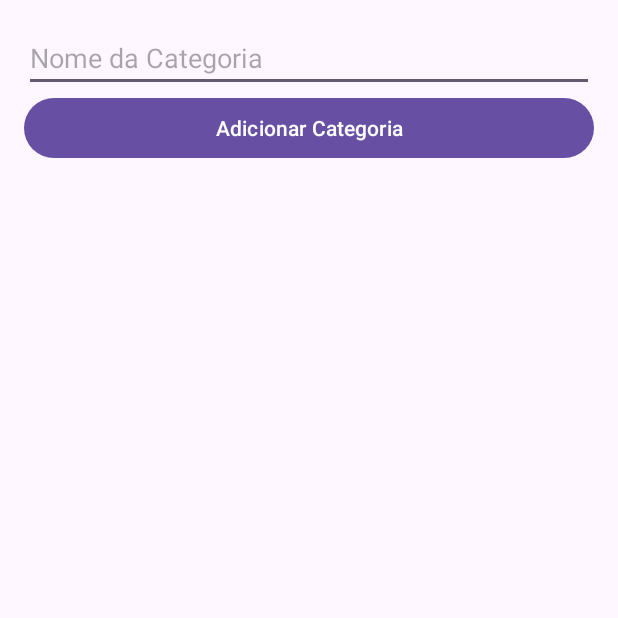
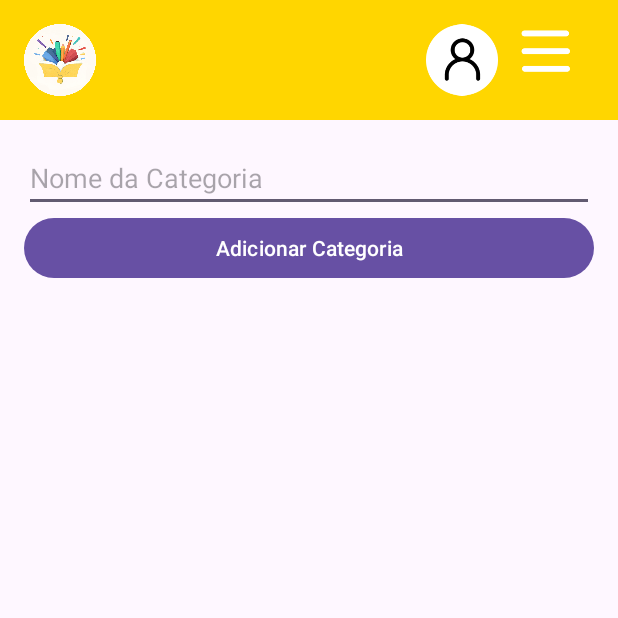
Before and after one commit to luispaiva09/COMMOV_StudyShare, an Android app: the AddCategoriaActivity screen opened directly, with no data from a screen before it, on a phone screen of 412 x 824 dp, the top half of it. Run offline under Robolectric (Android 15) with nearby library versions, the phone set to English and light mode, and no system bars.

Commit message:
botao no logotipo

```diff
--- a/app/src/main/AndroidManifest.xml
+++ b/app/src/main/AndroidManifest.xml
@@ -41,6 +41,10 @@
             android:exported="true" />
 
         <activity
+            android:name=".Activities.BaseActivity"
+            android:exported="true" />
+
+        <activity
             android:name=".Activities.PerfilActivity"
             android:exported="true"
             android:enableOnBackInvokedCallback="true"/>
--- a/app/src/main/java/com/example/studyshare/Activities/AddCategoriaActivity.kt
+++ b/app/src/main/java/com/example/studyshare/Activities/AddCategoriaActivity.kt
@@ -5,7 +5,6 @@ import android.os.Bundle
 import android.util.Log
 import android.widget.Toast
 import androidx.activity.viewModels
-import androidx.appcompat.app.AppCompatActivity
 import androidx.lifecycle.lifecycleScope
 import com.example.studyshare.DataClasses.Categoria
 import com.example.studyshare.Repositories.CategoriaRepository
@@ -16,7 +15,7 @@ import com.example.studyshare.databinding.ActivityAddCategoriaBinding
 import kotlinx.coroutines.flow.collectLatest
 import kotlinx.coroutines.launch
 
-class AddCategoriaActivity : AppCompatActivity() {
+class AddCategoriaActivity : BaseActivity() {
 
     private lateinit var binding: ActivityAddCategoriaBinding
 
@@ -27,6 +26,8 @@ class AddCategoriaActivity : AppCompatActivity() {
         super.onCreate(savedInstanceState)
         binding = ActivityAddCategoriaBinding.inflate(layoutInflater)
         setContentView(binding.root)
+
+        setupHeader(binding.headerLayout.root, null)
 
         val sharedPref = getSharedPreferences("MyAppPrefs", MODE_PRIVATE)
         val userId = sharedPref.getInt("userId", -1)
--- /dev/null
+++ b/app/src/main/java/com/example/studyshare/Activities/BaseActivity.kt
@@ -0,0 +1,42 @@
+package com.example.studyshare.Activities
+
+import android.content.Intent
+import android.os.Bundle
+import android.view.View
+import android.widget.ImageButton
+import android.widget.ImageView
+import androidx.appcompat.app.AppCompatActivity
+import androidx.core.view.GravityCompat
+import androidx.drawerlayout.widget.DrawerLayout
+import com.example.studyshare.R
+
+open class BaseActivity : AppCompatActivity() {
+
+    protected fun setupHeader(headerLayout: View, drawerLayout: DrawerLayout? = null) {
+        val logo = headerLayout.findViewById<ImageView>(R.id.imageViewLogo)
+        val perfilButton = headerLayout.findViewById<ImageButton>(R.id.buttonPerfil)
+        val menuButton = headerLayout.findViewById<ImageButton>(R.id.buttonMenu)
+
+        logo.setOnClickListener {
+            if (this !is InicioActivity) {
+                val intent = Intent(this, InicioActivity::class.java)
+                startActivity(intent)
+                finish()
+            }
+        }
+
+        perfilButton.setOnClickListener {
+            if (this !is PerfilActivity) {
+                val intent = Intent(this, PerfilActivity::class.java)
+                startActivity(intent)
+            } else {
+
+                drawerLayout?.closeDrawer(GravityCompat.END)
+            }
+        }
+
+        menuButton.setOnClickListener {
+            drawerLayout?.openDrawer(GravityCompat.END)
+        }
+    }
+}
--- a/app/src/main/java/com/example/studyshare/Activities/InicioActivity.kt
+++ b/app/src/main/java/com/example/studyshare/Activities/InicioActivity.kt
@@ -10,7 +10,7 @@ import com.example.studyshare.R
 import com.example.studyshare.databinding.ActivityInicioBinding
 import com.google.android.material.navigation.NavigationView
 
-class InicioActivity : AppCompatActivity() {
+class InicioActivity : BaseActivity() {
 
     private lateinit var binding: ActivityInicioBinding
 
--- a/app/src/main/res/layout/activity_add_categoria.xml
+++ b/app/src/main/res/layout/activity_add_categoria.xml
@@ -1,5 +1,15 @@
 <?xml version="1.0" encoding="utf-8"?>
-<ScrollView xmlns:android="http://schemas.android.com/apk/res/android"
+<LinearLayout xmlns:android="http://schemas.android.com/apk/res/android"
+    android:orientation="vertical"
+    android:layout_width="match_parent"
+    android:layout_height="match_parent">
+
+    <!-- Include do header -->
+    <include
+        android:id="@+id/headerLayout"
+        layout="@layout/header" />
+
+    <ScrollView
         android:id="@+id/scrollView"
         android:layout_width="match_parent"
         android:layout_height="match_parent"
@@ -15,14 +25,14 @@
                 android:layout_width="match_parent"
                 android:layout_height="wrap_content"
                 android:hint="Nome da Categoria"
-            android:inputType="textPersonName"/>
+                android:inputType="textPersonName" />
 
             <Button
                 android:id="@+id/btnAdicionarCategoria"
                 android:layout_width="match_parent"
                 android:layout_height="wrap_content"
-            android:text="Adicionar Categoria"/>
+                android:text="Adicionar Categoria" />
 
         </LinearLayout>
-
     </ScrollView>
+</LinearLayout>
--- a/app/src/main/res/layout/activity_perfil.xml
+++ b/app/src/main/res/layout/activity_perfil.xml
@@ -12,6 +12,7 @@
 
         <!-- Cabeçalho -->
         <LinearLayout
+            android:id="@+id/headerLayoutPerfil"
             android:layout_width="match_parent"
             android:layout_height="wrap_content"
             android:orientation="horizontal"
@@ -20,6 +21,7 @@
             android:gravity="center_vertical">
 
             <ImageView
+                android:id="@+id/imageViewLogo"
                 android:layout_width="48dp"
                 android:layout_height="48dp"
                 android:src="@drawable/logo"
--- /dev/null
+++ b/app/src/main/res/layout/header.xml
@@ -0,0 +1,42 @@
+<LinearLayout xmlns:android="http://schemas.android.com/apk/res/android"
+    android:id="@+id/headerLayout"
+    android:layout_width="match_parent"
+    android:layout_height="wrap_content"
+    android:orientation="horizontal"
+    android:background="#FFD600"
+    android:padding="16dp"
+    android:gravity="center_vertical">
+
+    <ImageView
+        android:id="@+id/imageViewLogo"
+        android:layout_width="48dp"
+        android:layout_height="48dp"
+        android:src="@drawable/logo"
+        android:contentDescription="Logo"
+        android:scaleType="fitCenter" />
+
+    <Space
+        android:layout_width="0dp"
+        android:layout_height="1dp"
+        android:layout_weight="1" />
+
+    <ImageButton
+        android:id="@+id/buttonPerfil"
+        android:layout_width="48dp"
+        android:layout_height="48dp"
+        android:background="@android:color/transparent"
+        android:src="@drawable/perfil"
+        android:contentDescription="Perfil"
+        android:scaleType="fitCenter"
+        android:layout_marginEnd="8dp" />
+
+    <ImageButton
+        android:id="@+id/buttonMenu"
+        android:layout_width="48dp"
+        android:layout_height="48dp"
+        android:background="@android:color/transparent"
+        android:src="@drawable/sidebar"
+        android:contentDescription="Menu"
+        android:scaleType="fitCenter"
+        android:layout_marginEnd="8dp" />
+</LinearLayout>
```
Also changed, not shown: app/src/main/java/com/example/studyshare/Activities/PerfilActivity.kt (+9 -13 lines). Lines whose indentation alone changed are shown as unchanged.
